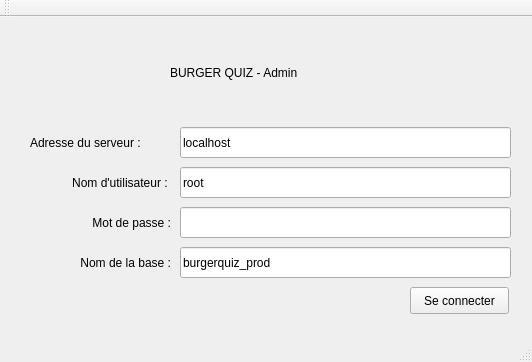
The window that admin-gui/BurgerQuiz-Admin/mainwindow.ui (Tomy2e/burger-quiz) describes before a commit, drawn with Qt 5.
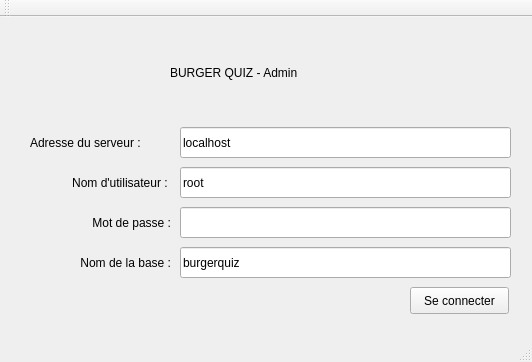
The same window after the commit. The open tabs and pages were chosen to show the change.

Patch:
```diff
--- a/admin-gui/BurgerQuiz-Admin/mainwindow.ui
+++ b/admin-gui/BurgerQuiz-Admin/mainwindow.ui
@@ -175,7 +175,7 @@
        <enum>Qt::StrongFocus</enum>
       </property>
       <property name="text">
-       <string>burgerquiz_prod</string>
+       <string>burgerquiz</string>
       </property>
       <property name="echoMode">
        <enum>QLineEdit::Normal</enum>
```
Left out of the diff: 2 changed lines with no effect on the pictures.
